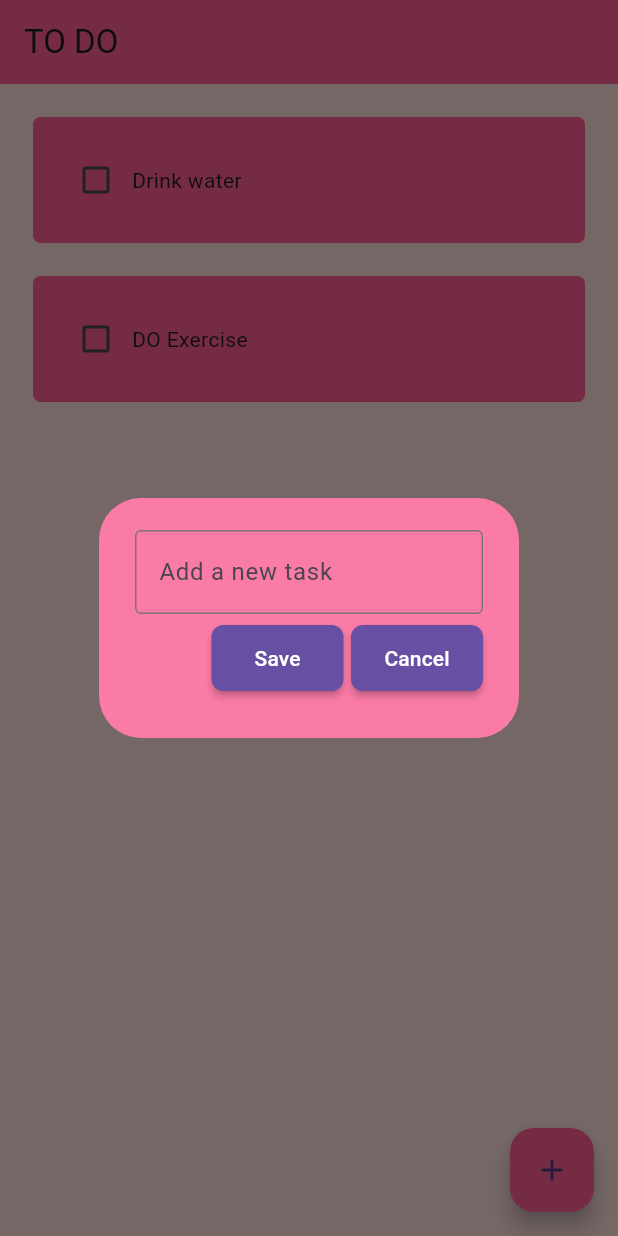
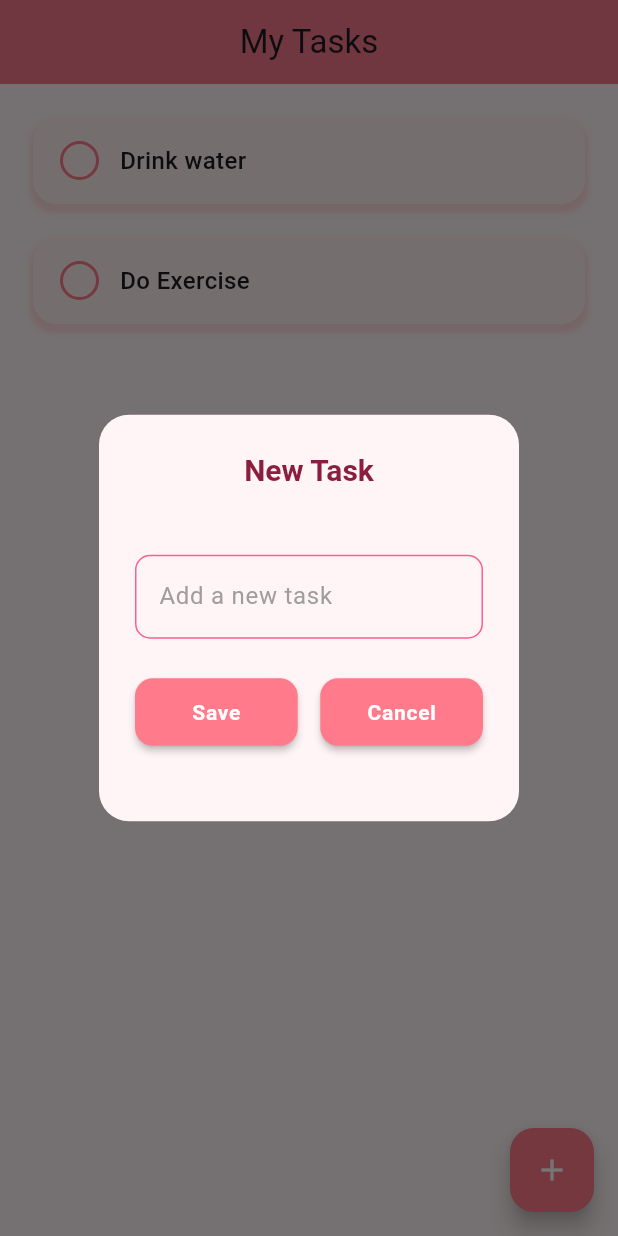
Before and after one commit to NilishaMaharjan/flutter_todo_hive, a Flutter app: the screen it shows after launch, after a tap on the "add" icon, on a phone screen of 412 x 824 dp. Run offline on Flutter 3.47's test engine with Material 3 defaults, Android fonts, the phone set to English and light mode, and no system bars; drawn by our look-alikes of flutter_slidable; our stand-ins replace hive, hive_flutter; accounts and stored records are empty.

Commit message:
Improved UI: updated colors, rounded cards

```diff
--- a/lib/data/database.dart
+++ b/lib/data/database.dart
@@ -10,7 +10,7 @@ class ToDoDataBase{
   void createInitialData(){
     toDoList = [
       ['Drink water',false],
-      ['DO Exercise',false],
+      ['Do Exercise',false],
     ];
   }
 
--- a/lib/pages/home_page.dart
+++ b/lib/pages/home_page.dart
@@ -73,16 +73,17 @@ class _HomePageState extends State<HomePage>{
   @override
   Widget build(BuildContext context){
     return Scaffold(
-      backgroundColor: Color(0xFFFEE1DF),
+      backgroundColor:const Color(0xFFFFF5F6),
       appBar: AppBar(
-        title: Text('TO DO'),
-        elevation:0 ,
-        backgroundColor: const Color.fromARGB(255, 255, 93, 147)
+        title: Text('My Tasks'),
+        centerTitle: true,
+        elevation:2 ,
+        backgroundColor: const Color(0xFFFF7A8A),
       ),
       floatingActionButton: FloatingActionButton(
         onPressed: createNewTask,
-        backgroundColor: const Color.fromARGB(255, 255, 93, 147),
-        child: Icon(Icons.add),
+        backgroundColor: const Color(0xFFFF7A8A),
+        child: Icon(Icons.add, color: Colors.white),
         ),
       body: ListView.builder(
         itemCount: db.toDoList.length,
--- a/lib/util/button.dart
+++ b/lib/util/button.dart
@@ -12,17 +12,27 @@ class Button extends StatelessWidget{
     required this.color,
     });
 
-  @override
-  Widget build(BuildContext context){
-    return MaterialButton(
+    @override
+  Widget build(BuildContext context) {
+    return ElevatedButton(
       onPressed: onPressed,
-      color: Theme.of(context).primaryColor,
-      textColor: Colors.white,
-      padding: EdgeInsets.symmetric(horizontal: 20, vertical: 12),
-      shape: RoundedRectangleBorder(
-        borderRadius: BorderRadius.circular(8),
+      style: ElevatedButton.styleFrom(
+        backgroundColor: color,
+        foregroundColor: Colors.white,
+        padding: const EdgeInsets.symmetric(horizontal: 22, vertical: 12),
+        elevation: 2,
+        shape: RoundedRectangleBorder(
+          borderRadius: BorderRadius.circular(12),
+        ),
       ),
-      child: Text(text),
+      child: Text(
+        text,
+        style: const TextStyle(
+          fontWeight: FontWeight.w600,
+          fontSize: 14,
+          letterSpacing: 0.5,
+        ),
+      ),
     );
   }
 }
--- a/lib/util/dialog_box.dart
+++ b/lib/util/dialog_box.dart
@@ -12,11 +12,24 @@ class DialogBox extends StatelessWidget{
     required this.onCancel,});
 
   @override
-  Widget build(BuildContext context){
+  Widget build(BuildContext context) {
     return AlertDialog(
-      backgroundColor: const Color.fromARGB(255, 250, 123, 166),
-      content: Container(
-       height: 120 ,
+      shape: RoundedRectangleBorder(
+        borderRadius: BorderRadius.circular(20),
+      ),
+      backgroundColor: const Color(0xFFFFF5F6),
+      title: const Center(
+        child: Text(
+          "New Task",
+          style: TextStyle(
+            color: Color(0xFF8B1E3F),
+            fontWeight: FontWeight.bold,
+            fontSize: 20,
+          ),
+        ),
+      ),
+      content: SizedBox(
+        height: 180,
         child: Column(
           mainAxisAlignment: MainAxisAlignment.spaceEvenly,
           children: [
@@ -26,21 +39,45 @@ class DialogBox extends StatelessWidget{
           decoration: InputDecoration(
             border: OutlineInputBorder(),
             hintText: "Add a new task",
+           hintStyle: const TextStyle(color: Colors.grey),
+                enabledBorder: OutlineInputBorder(
+                  borderSide: const BorderSide(color: Color(0xFFFF5D93)),
+                  borderRadius: BorderRadius.circular(10),
+                ),
+                focusedBorder: OutlineInputBorder(
+                  borderSide: const BorderSide(color: Color(0xFFFF5D93)),
+                  borderRadius: BorderRadius.circular(10),
+                ),
               ),
             ),
 
           //buttons-> save + cancel
           Row(
-            mainAxisAlignment: MainAxisAlignment.end,
+            mainAxisAlignment: MainAxisAlignment.center,
             children: [
             //save button
-          Button(
+          Expanded(
+                  child: SizedBox(
+                    height: 45,
+                    child: Button(
                       text: "Save",
+                      color: Color(0xFFFF7A8A),
                       onPressed: onSave,
-            color: Color(0xFFFF5D93),),
-          const SizedBox(width:5),
+                    ),
+                  ),
+            ),
+          const SizedBox(width:15),
             //cancel button
-          Button(text: "Cancel", onPressed: onCancel,color: Color(0xFFFF5D93),)
+         Expanded(
+                  child: SizedBox(
+                    height: 45,
+                    child: Button(
+                      text: "Cancel",
+                      color: Color(0xFFFF7A8A),
+                      onPressed: onCancel,
+                    ),
+                  ),
+            ),
           ],
           ),
        ],
--- a/lib/util/todo_tile.dart
+++ b/lib/util/todo_tile.dart
@@ -27,34 +27,65 @@ class ToDoTile extends StatelessWidget{
             SlidableAction(
               onPressed: deleteFunction,
               icon: Icons.delete,
-              backgroundColor: Colors.red,
-              borderRadius: BorderRadius.circular(12),)
+              backgroundColor: Colors.redAccent,
+              borderRadius: BorderRadius.circular(16),)
           ],
         ),
         child: Container(
-          padding: EdgeInsets.all(18),
-          child: Row(
-          children: [
-            //checkbox
-            Checkbox(value: taskCompleted, onChanged: onChanged),
+          padding: const EdgeInsets.symmetric(horizontal: 18, vertical: 16),
+          decoration: BoxDecoration(
+            color: Color(0xFFFFF0F2),
+            borderRadius: BorderRadius.circular(16),
+            boxShadow: [
+              BoxShadow(
+                color: const Color(0xFFFF7A8A).withOpacity(0.2), // subtle pink shadow
+                blurRadius: 2,
+                spreadRadius: 2,
+                offset: const Offset(0, 4),
+              ),
+            ],
+          ),
+         child: Row(
+            children: [
+              // Custom circle checkbox look
+              GestureDetector(
+                onTap: () => onChanged?.call(!taskCompleted),
+                child: AnimatedContainer(
+                  duration: const Duration(milliseconds: 200),
+                  width: 26,
+                  height: 26,
+                  decoration: BoxDecoration(
+                    shape: BoxShape.circle,
+                    border: Border.all(
+                      color: const Color(0xFFFF7B89),
+                      width: 2,
+                    ),
+                    color: taskCompleted
+                        ? const Color(0xFFFF7B89)
+                        : Colors.transparent,
+                  ),
+                  child: taskCompleted
+                      ? const Icon(Icons.check,
+                          size: 16, color: Colors.white)
+                      : null,
+                ),
+              ),
 
+              const SizedBox(width: 14),
 
               //task name
               Text(
                 taskName,
                 style: TextStyle(
+                  fontSize: 16,
+                  fontWeight: FontWeight.w500,
                   decoration: taskCompleted
-                  ? TextDecoration.lineThrough
-                  :TextDecoration.none,
+                        ? TextDecoration.lineThrough
+                        :TextDecoration.none,
                   ),
                 ),
           ],
         ),
-              decoration: BoxDecoration(
-                color:  const Color.fromARGB(255, 255, 93, 147),
-                borderRadius: BorderRadius.circular(5),
-
-             ),
             ),
       ),
     );
--- a/pubspec.yaml
+++ b/pubspec.yaml
@@ -36,7 +36,7 @@ dependencies:
   # The following adds the Cupertino Icons font to your application.
   # Use with the CupertinoIcons class for iOS style icons.
   cupertino_icons: ^1.0.8
-  flutter_slidable: ^1.2.0
+  flutter_slidable: ^3.0.1
 
 dev_dependencies:
   flutter_test:
```
Also changed, not shown: pubspec.lock. Lines whose indentation alone changed are shown as unchanged.
